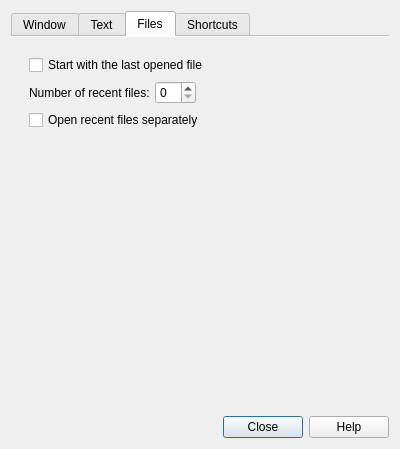
First picture: the form in feathernotes/prefDialog.ui, repository tsujan/FeatherNotes, before the edit.
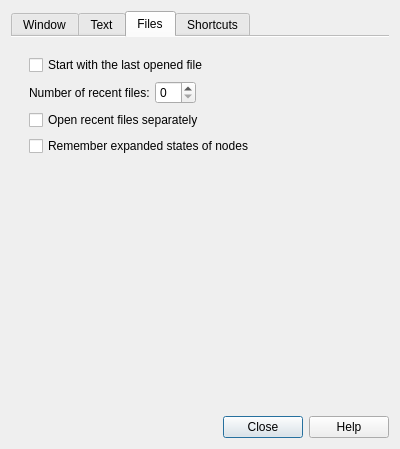
Second picture: the form after the edit. The open tabs and pages were chosen to show the change.

Commit message: Added an option for remembering the expanded state of each node

Patch:
```diff
--- a/feathernotes/prefDialog.ui
+++ b/feathernotes/prefDialog.ui
@@ -555,6 +555,16 @@
             </property>
            </widget>
           </item>
+          <item>
+           <widget class="QCheckBox" name="expandBox">
+            <property name="toolTip">
+             <string>By default, all nodes are expanded on opening a document.</string>
+            </property>
+            <property name="text">
+             <string>Remember expanded states of nodes</string>
+            </property>
+           </widget>
+          </item>
           <item>
            <spacer name="verticalSpacer_2">
             <property name="orientation">
```
The commit also changes 43 other files.
